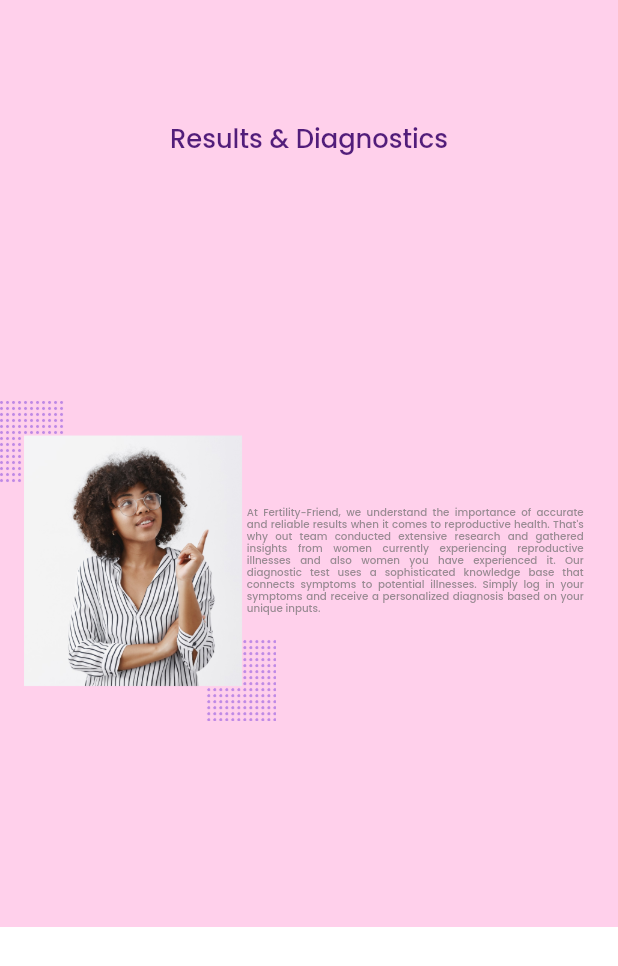
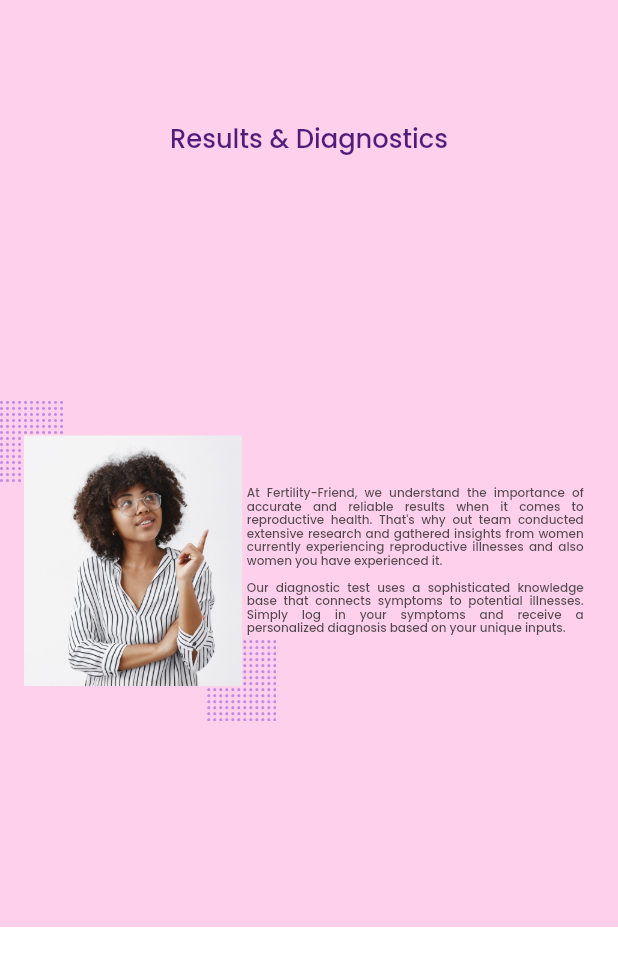
Before and after one commit to Serticode/Fertility-Friend, a Flutter app: the ResultAndDiagnosis widget shown alone on an empty page, opened directly, on a phone screen of 412 x 824 dp. Shown: the top 966 px of the screen. Run offline on Flutter 3.47's test engine with Material 2 defaults, Android fonts, the phone set to English and light mode, and no system bars; our stand-ins replace flutter_riverpod, flutter_screenutil, flutter_svg, google_fonts, simple_animations.

Commit message:
Results and Diagnosis done.

```diff
--- a/lib/screens/landing_page/widget/results_and_diagnosis.dart
+++ b/lib/screens/landing_page/widget/results_and_diagnosis.dart
@@ -42,24 +42,28 @@ class ResultAndDiagnosis extends ConsumerWidget {
             //! IMAGE
             Transform.scale(
                 scale: 1.4,
+                child: AppFadeAnimation(
+                    delay: 2.4,
                     child: SizedBox(
                         width: 470.0.w,
                         height: 533.0.h,
-                  child: Image.asset(AppIconAndImageURLS.resultsAndDiagnosis),
-                )),
+                        child: Image.asset(
+                            AppIconAndImageURLS.resultsAndDiagnosis)))),
 
             //! SPACER
             AppScreenUtils.horizontalSpaceMedium,
 
             //! TEXT
             Flexible(
+                child: AppFadeAnimation(
+                    delay: 2.8,
                     child: Text(AppTexts.resultAndDiagnosisBody,
                         textAlign: TextAlign.justify,
                         style: Theme.of(context).textTheme.bodyMedium!.copyWith(
-                        fontSize: 24.0.sp,
+                            fontSize: 28.0.sp,
                             fontWeight: FontWeight.w500,
                             height: 4.0.sp,
-                        color: AppColours.textGrey.withOpacity(0.70))))
+                            color: AppColours.textBlack80))))
           ])
         ]));
   }
--- a/lib/utils/constants.dart
+++ b/lib/utils/constants.dart
@@ -61,7 +61,7 @@ abstract class AppTexts {
   //! PAGE THREE TEXTS
   static const String resultAndDiagnosis = "Results & Diagnostics";
   static const String resultAndDiagnosisBody =
-      "At Fertility-Friend, we understand the importance of accurate and reliable results when it comes to reproductive health. That's why out team conducted extensive research and gathered insights from women currently experiencing reproductive illnesses and also women you have experienced it. Our diagnostic test uses a sophisticated  knowledge base that connects symptoms to potential illnesses. Simply log in your symptoms and receive a personalized diagnosis based on your unique inputs.";
+      "At Fertility-Friend, we understand the importance of accurate and reliable results when it comes to reproductive health. That's why out team conducted extensive research and gathered insights from women currently experiencing reproductive illnesses and also women you have experienced it. \n\nOur diagnostic test uses a sophisticated  knowledge base that connects symptoms to potential illnesses. Simply log in your symptoms and receive a personalized diagnosis based on your unique inputs.";
 }
 
 //! APP BAR MENU
```
Also changed, not shown: lib/screens/landing_page/widget/page_one.dart (+5 -5 lines). Lines whose indentation alone changed are shown as unchanged.
